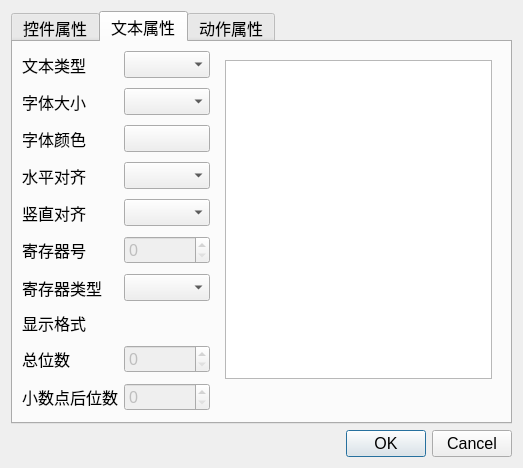
Old version of the form window/propertydialog.ui in the repository leek520/WBP.
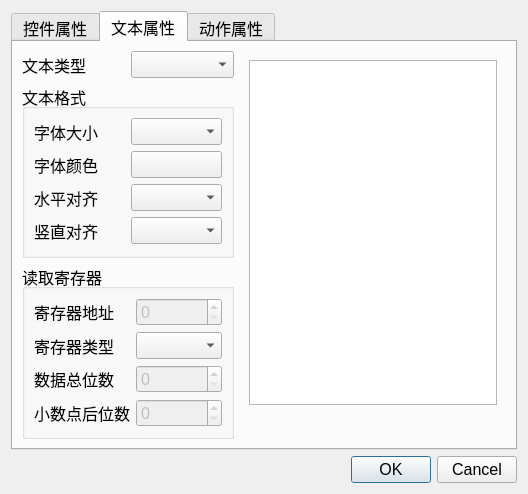
New version of the form. The open tabs and pages were chosen to show the change. Icons and pictures are not drawn.

The edit to the form file:
```diff
--- a/window/propertydialog.ui
+++ b/window/propertydialog.ui
@@ -9,8 +9,8 @@
    <rect>
     <x>0</x>
     <y>0</y>
-    <width>523</width>
-    <height>435</height>
+    <width>528</width>
+    <height>464</height>
    </rect>
   </property>
   <property name="font">
@@ -109,132 +109,149 @@
       <attribute name="title">
        <string>文本属性</string>
       </attribute>
+      <layout class="QHBoxLayout" name="horizontalLayout_5">
+       <item>
+        <layout class="QVBoxLayout" name="verticalLayout_3" stretch="1,4,4">
+         <item>
       <layout class="QHBoxLayout" name="horizontalLayout_3">
        <item>
-        <layout class="QFormLayout" name="formLayout">
-         <property name="horizontalSpacing">
-          <number>6</number>
-         </property>
-         <property name="verticalSpacing">
-          <number>10</number>
-         </property>
-         <item row="0" column="0">
           <widget class="QLabel" name="Label">
            <property name="text">
             <string>文本类型</string>
            </property>
           </widget>
          </item>
-         <item row="0" column="1">
+           <item>
           <widget class="QComboBox" name="textType"/>
          </item>
-         <item row="2" column="0">
+          </layout>
+         </item>
+         <item>
+          <widget class="QGroupBox" name="boxFormat">
+           <property name="title">
+            <string>文本格式</string>
+           </property>
+           <layout class="QGridLayout" name="gridLayout_4">
+            <item row="0" column="0">
+             <widget class="QLabel" name="label">
+              <property name="text">
+               <string>字体大小</string>
+              </property>
+             </widget>
+            </item>
+            <item row="0" column="1">
+             <widget class="QComboBox" name="textFont">
+              <property name="currentIndex">
+               <number>-1</number>
+              </property>
+             </widget>
+            </item>
+            <item row="1" column="0">
           <widget class="QLabel" name="Label_2">
            <property name="text">
             <string>字体颜色</string>
            </property>
           </widget>
          </item>
-         <item row="2" column="1">
+            <item row="1" column="1">
           <widget class="QPushButton" name="textColor">
            <property name="text">
             <string/>
            </property>
           </widget>
          </item>
-         <item row="4" column="1">
+            <item row="2" column="0">
+             <widget class="QLabel" name="Label_3">
+              <property name="text">
+               <string>水平对齐</string>
+              </property>
+             </widget>
+            </item>
+            <item row="2" column="1">
           <widget class="QComboBox" name="textAlignH"/>
          </item>
-         <item row="5" column="0">
+            <item row="3" column="0">
           <widget class="QLabel" name="Label_4">
            <property name="text">
             <string>竖直对齐</string>
            </property>
           </widget>
          </item>
-         <item row="5" column="1">
+            <item row="3" column="1">
           <widget class="QComboBox" name="textAlignV"/>
          </item>
-         <item row="6" column="0">
-          <widget class="QLabel" name="Label_5">
-           <property name="text">
-            <string>寄存器号</string>
-           </property>
+           </layout>
+           <zorder>textAlignV</zorder>
+           <zorder>label</zorder>
+           <zorder>textColor</zorder>
+           <zorder>Label_3</zorder>
+           <zorder>Label_4</zorder>
+           <zorder>textFont</zorder>
+           <zorder>textAlignH</zorder>
+           <zorder>Label_2</zorder>
           </widget>
          </item>
-         <item row="6" column="1">
-          <widget class="QSpinBox" name="textRegAddress">
-           <property name="enabled">
-            <bool>false</bool>
+         <item>
+          <widget class="QGroupBox" name="boxRead">
+           <property name="title">
+            <string>读取寄存器</string>
            </property>
-          </widget>
-         </item>
-         <item row="8" column="0">
-          <widget class="QLabel" name="Label_6">
+           <layout class="QGridLayout" name="gridLayout_5">
+            <item row="1" column="1">
+             <widget class="QComboBox" name="textRegType"/>
+            </item>
+            <item row="1" column="0">
+             <widget class="QLabel" name="Label_9">
            <property name="text">
-            <string>显示格式</string>
+               <string>寄存器类型</string>
            </property>
           </widget>
          </item>
-         <item row="9" column="0">
+            <item row="2" column="0">
           <widget class="QLabel" name="Label_7">
            <property name="text">
-            <string>总位数</string>
+               <string>数据总位数</string>
            </property>
           </widget>
          </item>
-         <item row="9" column="1">
-          <widget class="QSpinBox" name="textDotBef">
+            <item row="0" column="0">
+             <widget class="QLabel" name="Label_5">
+              <property name="text">
+               <string>寄存器地址</string>
+              </property>
+             </widget>
+            </item>
+            <item row="3" column="1">
+             <widget class="QSpinBox" name="textDotAft">
            <property name="enabled">
             <bool>false</bool>
            </property>
           </widget>
          </item>
-         <item row="10" column="0">
+            <item row="3" column="0">
           <widget class="QLabel" name="Label_8">
            <property name="text">
             <string>小数点后位数</string>
            </property>
           </widget>
          </item>
-         <item row="10" column="1">
-          <widget class="QSpinBox" name="textDotAft">
+            <item row="2" column="1">
+             <widget class="QSpinBox" name="textDotBef">
            <property name="enabled">
             <bool>false</bool>
            </property>
           </widget>
          </item>
-         <item row="4" column="0">
-          <widget class="QLabel" name="Label_3">
-           <property name="text">
-            <string>水平对齐</string>
+            <item row="0" column="1">
+             <widget class="QSpinBox" name="textRegAddress">
+              <property name="enabled">
+               <bool>false</bool>
            </property>
           </widget>
          </item>
-         <item row="1" column="0">
-          <widget class="QLabel" name="label">
-           <property name="text">
-            <string>字体大小</string>
-           </property>
+           </layout>
           </widget>
          </item>
-         <item row="1" column="1">
-          <widget class="QComboBox" name="textFont">
-           <property name="currentIndex">
-            <number>-1</number>
-           </property>
-          </widget>
-         </item>
-         <item row="7" column="0">
-          <widget class="QLabel" name="Label_9">
-           <property name="text">
-            <string>寄存器类型</string>
-           </property>
-          </widget>
-         </item>
-         <item row="7" column="1">
-          <widget class="QComboBox" name="comboBox"/>
-         </item>
         </layout>
        </item>
        <item>
```
Left out of the diff: 127 changed lines with no effect on the pictures. Lines whose indentation alone changed are shown as unchanged.
